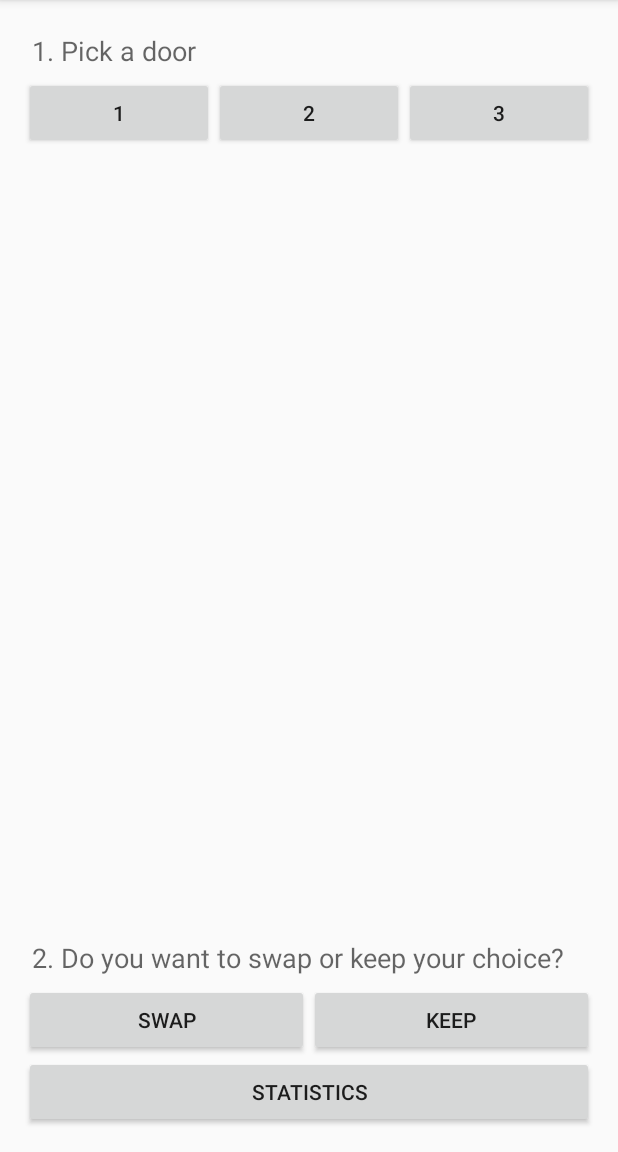
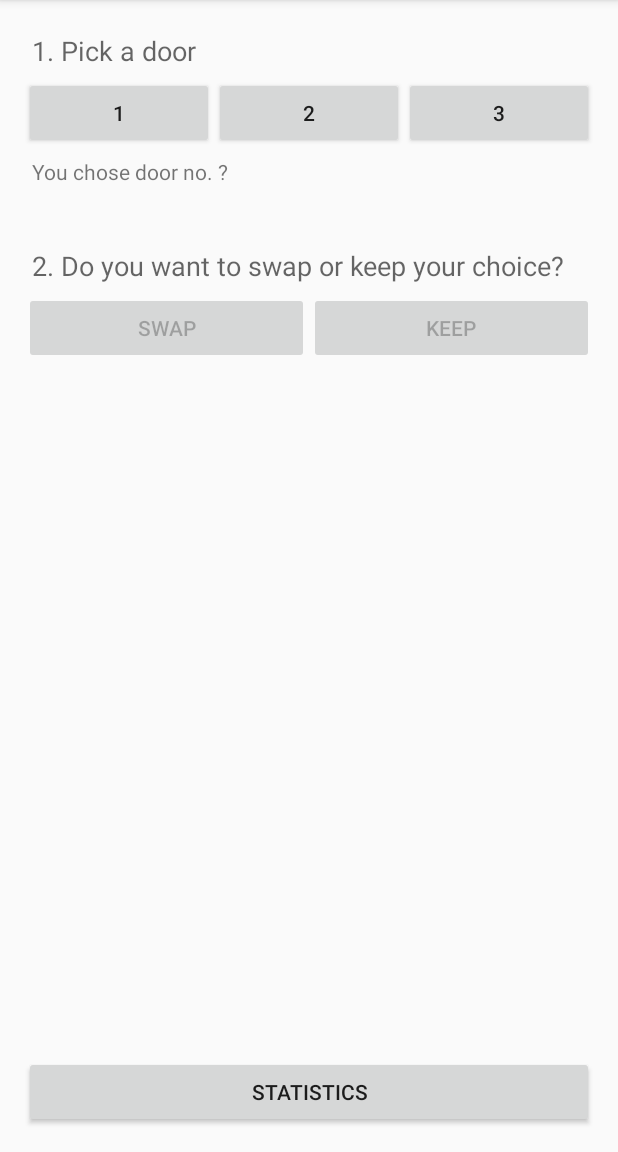
Before and after one commit to difusal/monty-hall-problem, an Android app: the screen it shows after launch (MainActivity), on a phone screen of 412 x 824 dp, the part 84-1236 px from its top. Run offline under Robolectric (Android 15) with nearby library versions, the phone set to English and light mode, and no system bars.

Commit message:
Going to start working on logic

```diff
--- a/MontyHallProblem/Monty Hall Problem/src/main/res/layout/activity_main.xml
+++ b/MontyHallProblem/Monty Hall Problem/src/main/res/layout/activity_main.xml
@@ -37,36 +37,61 @@
             android:orientation="horizontal">
 
             <Button
-                android:id="@+id/button"
+                android:id="@+id/door1"
                 android:layout_width="wrap_content"
                 android:layout_height="wrap_content"
                 android:layout_weight="1"
+                android:onClick="door1Selected"
                 android:text="1" />
 
             <Button
-                android:id="@+id/button2"
+                android:id="@+id/door2"
                 android:layout_width="wrap_content"
                 android:layout_height="wrap_content"
                 android:layout_weight="1"
+                android:onClick="door2Selected"
                 android:text="2" />
 
             <Button
-                android:id="@+id/button3"
+                android:id="@+id/door3"
                 android:layout_width="wrap_content"
                 android:layout_height="wrap_content"
                 android:layout_weight="1"
+                android:onClick="door3Selected"
                 android:text="3" />
 
         </LinearLayout>
+
+        <TextView
+            android:id="@+id/label_chosen_door"
+            android:layout_width="wrap_content"
+            android:layout_height="wrap_content"
+            android:layout_alignParentLeft="true"
+            android:layout_alignParentStart="true"
+            android:layout_below="@+id/doors"
+            android:padding="5dp"
+            android:text="@string/label_chosen_door" />
+
+        <TextView
+            android:id="@+id/label_goat_revelation"
+            android:layout_width="wrap_content"
+            android:layout_height="wrap_content"
+            android:layout_alignParentLeft="true"
+            android:layout_alignParentStart="true"
+            android:layout_below="@+id/label_chosen_door"
+            android:padding="5dp"
+            android:text="@string/label_goat_revelation"
+            android:visibility="invisible" />
+
     </RelativeLayout>
 
     <RelativeLayout
         android:id="@+id/step_2"
         android:layout_width="match_parent"
         android:layout_height="wrap_content"
-        android:layout_above="@+id/button_statistics"
         android:layout_alignParentLeft="true"
-        android:layout_alignParentStart="true">
+        android:layout_alignParentStart="true"
+        android:layout_below="@+id/step_1">
 
         <TextView
             android:id="@+id/label_choose_swap_or_keep"
@@ -93,7 +118,7 @@
                 android:layout_width="wrap_content"
                 android:layout_height="wrap_content"
                 android:layout_weight="1"
-                android:clickable="false"
+                android:enabled="false"
                 android:text="@string/button_swap" />
 
             <Button
@@ -101,7 +126,7 @@
                 android:layout_width="wrap_content"
                 android:layout_height="wrap_content"
                 android:layout_weight="1"
-                android:clickable="false"
+                android:enabled="false"
                 android:text="@string/button_keep" />
         </LinearLayout>
 
--- a/MontyHallProblem/Monty Hall Problem/src/main/res/values/strings.xml
+++ b/MontyHallProblem/Monty Hall Problem/src/main/res/values/strings.xml
@@ -3,6 +3,8 @@
     // main activity
     <string name="app_name">Monty Hall Problem</string>
     <string name="label_choose_door">1. Pick a door</string>
+    <string name="label_chosen_door">You chose door no.</string>
+    <string name="label_goat_revelation">A goat is on door no.</string>
     <string name="label_choose_swap_or_keep">2. Do you want to swap or keep your choice?</string>
     <string name="button_swap">Swap</string>
     <string name="button_keep">Keep</string>
```
Also changed, not shown: MontyHallProblem/Monty Hall Problem/src/main/java/com/difusal/montyhallproblem/MainActivity.java (+72 -1 lines).
